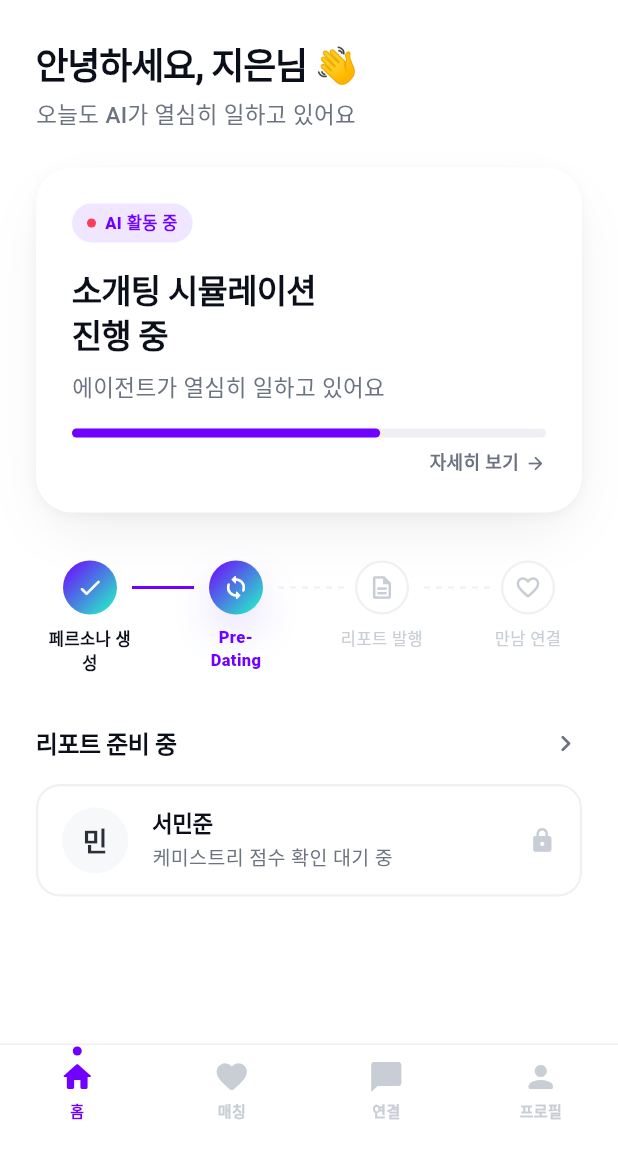
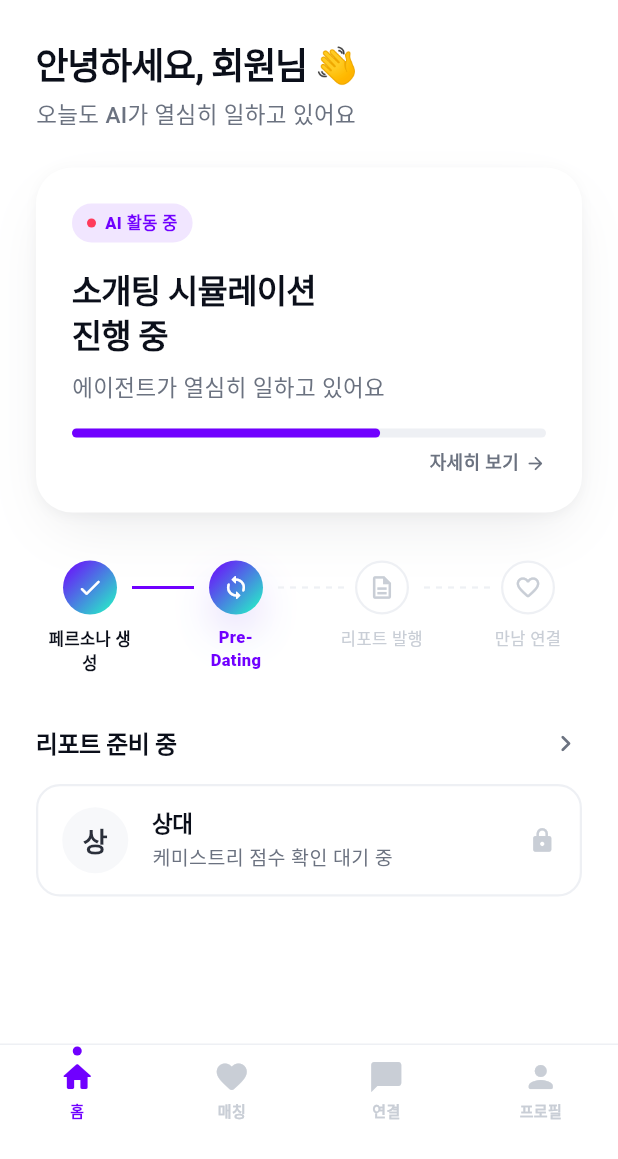
Before and after one commit to hanchaehun/Amori, a Flutter app: the HomeScreen screen opened by its route, on a phone screen of 412 x 824 dp, the part 77-1236 px from its top. Run offline on Flutter 3.47's test engine with Material 3 defaults, Android fonts, the phone set to English and light mode, and no system bars; our stand-ins replace firebase_auth, firebase_core, firebase_messaging, flutter_dotenv, go_router; accounts and stored records are empty; network calls fail.

Commit message:
refactor: 정적 하드코딩 예시 이름 중립화
더미 데이터와 무관하게 화면에 직접 박혀 있던 예시 인물 이름을 역할 라벨로 교체.
- home·profile·agent_chat: 서민준/이지은/지은 등 → 상대/회원/나/내 AI
- feedback·meet_request_receive: 민준/이지은 → 상대
- push_preview 알림 미리보기, request_declined/status/timeout 기본 파라미터 → 상대

Co-Authored-By: Claude Opus 4.8 (1M context) <noreply@anthropic.com>

```diff
--- a/lib/features/home/agent_chat_screen.dart
+++ b/lib/features/home/agent_chat_screen.dart
@@ -31,10 +31,10 @@ class _ChatMessage {
   final String? signal;
 }
 
-const _meName = '지은-AI';
-const _meInitial = '지';
-const _fallbackThemName = '민준-AI';
-const _fallbackThemInitial = '민';
+const _meName = '내 AI';
+const _meInitial = '나';
+const _fallbackThemName = '상대 AI';
+const _fallbackThemInitial = '상';
 
 // 백엔드에 닿지 못할 때(오프라인 / dev 미설정)만 보여줄 폴백 더미 대화.
 const List<_ChatMessage> _fallbackMessages = [
--- a/lib/features/home/home_screen.dart
+++ b/lib/features/home/home_screen.dart
@@ -164,7 +164,7 @@ class _HomeScreenState extends State<HomeScreen> {
             ),
             sliver: SliverList(
               delegate: SliverChildListDelegate([
-                const _Greeting(name: '지은'),
+                const _Greeting(name: '회원'),
                 AppSpacing.vLg,
                 _HeroAICard(data: _hero, onTap: _openConnect),
                 if (_showDailyQuestion) ...[
@@ -810,7 +810,7 @@ class _LockedMatchCardState extends State<_LockedMatchCard> {
                 ),
                 alignment: Alignment.center,
                 child: Text(
-                  '민',
+                  '상',
                   style: AppTypography.titleMedium.copyWith(
                     color: AppColors.ink700,
                     fontWeight: FontWeight.w900,
@@ -823,7 +823,7 @@ class _LockedMatchCardState extends State<_LockedMatchCard> {
                   crossAxisAlignment: CrossAxisAlignment.start,
                   children: [
                     Text(
-                      '서민준',
+                      '상대',
                       style: AppTypography.titleMedium.copyWith(fontSize: 15),
                     ),
                     AppSpacing.vXxs,
--- a/lib/features/meet/feedback_screen.dart
+++ b/lib/features/meet/feedback_screen.dart
@@ -113,7 +113,7 @@ class _FeedbackScreenState extends State<FeedbackScreen> {
                 AppSpacing.lg,
               ),
               children: [
-                const _Hero(name: '민준', initial: '민', date: '11월 12일 · 성수 카페'),
+                const _Hero(name: '상대', initial: '상', date: '11월 12일 · 성수 카페'),
                 AppSpacing.vXl,
                 _QuestionLabel(n: 1, text: '실제 인상은 어땠나요?'),
                 AppSpacing.vSm,
@@ -139,7 +139,7 @@ class _FeedbackScreenState extends State<FeedbackScreen> {
                 AppSpacing.vSm,
                 _SliderLabels(value: _accuracy),
                 AppSpacing.vXl,
-                _QuestionLabel(n: 3, text: '민준님과 계속 연락하실 건가요?'),
+                _QuestionLabel(n: 3, text: '상대님과 계속 연락하실 건가요?'),
                 AppSpacing.vSm,
                 _NextStepList(
                   value: _nextStep,
--- a/lib/features/meet/meet_request_receive_screen.dart
+++ b/lib/features/meet/meet_request_receive_screen.dart
@@ -14,10 +14,10 @@ import '../../core/widgets/gradient_button.dart';
 class MeetRequestReceiveScreen extends StatelessWidget {
   const MeetRequestReceiveScreen({super.key});
 
-  static const _name = '이지은';
+  static const _name = '상대';
   static const _age = 26;
   static const _location = '서울 · 1.2km 거리';
-  static const _initial = '지';
+  static const _initial = '상';
   static const _score = 88;
   static const _values = 92;
   static const _humor = 85;
--- a/lib/features/meet/request_declined_screen.dart
+++ b/lib/features/meet/request_declined_screen.dart
@@ -13,7 +13,7 @@ import '../../core/widgets/back_app_bar.dart';
 import '../../core/widgets/gradient_button.dart';
 
 class RequestDeclinedScreen extends StatelessWidget {
-  const RequestDeclinedScreen({super.key, this.targetName = '민준'});
+  const RequestDeclinedScreen({super.key, this.targetName = '상대'});
 
   final String targetName;
 
--- a/lib/features/meet/request_status_screen.dart
+++ b/lib/features/meet/request_status_screen.dart
@@ -13,7 +13,7 @@ import '../../core/theme/app_spacing.dart';
 import '../../core/theme/app_typography.dart';
 
 class RequestStatusScreen extends StatefulWidget {
-  const RequestStatusScreen({super.key, this.targetName = '민준'});
+  const RequestStatusScreen({super.key, this.targetName = '상대'});
 
   final String targetName;
 
--- a/lib/features/meet/request_timeout_screen.dart
+++ b/lib/features/meet/request_timeout_screen.dart
@@ -14,8 +14,8 @@ import '../../core/widgets/gradient_button.dart';
 class RequestTimeoutScreen extends StatelessWidget {
   const RequestTimeoutScreen({
     super.key,
-    this.targetName = '서민준',
-    this.targetInitial = '민',
+    this.targetName = '상대',
+    this.targetInitial = '상',
     this.targetAge = 28,
     this.requestDate = '5/3',
     this.expiryDate = '5/4',
--- a/lib/features/profile/profile_screen.dart
+++ b/lib/features/profile/profile_screen.dart
@@ -220,7 +220,7 @@ class _ProfileHero extends StatelessWidget {
             ),
           ),
           AppSpacing.vMd,
-          Text('이지은', style: AppTypography.titleLarge.copyWith(fontSize: 22)),
+          Text('회원', style: AppTypography.titleLarge.copyWith(fontSize: 22)),
           const SizedBox(height: 4),
           Text(
             '26세 · 서울',
@@ -301,7 +301,7 @@ class _AgentCard extends StatelessWidget {
                   crossAxisAlignment: CrossAxisAlignment.start,
                   children: [
                     Text(
-                      "지은's AI",
+                      "내 AI",
                       style: AppTypography.titleMedium.copyWith(fontSize: 15),
                     ),
                     const SizedBox(height: 2),
--- a/lib/features/profile/push_preview_screen.dart
+++ b/lib/features/profile/push_preview_screen.dart
@@ -31,14 +31,14 @@ class PushPreviewScreen extends StatelessWidget {
   static const List<_PushNoti> _notifications = [
     _PushNoti(
       icon: Icons.mark_email_unread_rounded,
-      title: '서민준님이 만남을 신청했어요',
+      title: '상대님이 만남을 신청했어요',
       body: '88점 케미 · "안녕하세요! 프로필에서 영화 취향이..."',
       time: '지금',
       target: AppRoutes.meetRequestReceive,
     ),
     _PushNoti(
       icon: Icons.check_circle_rounded,
-      title: '민준님이 신청을 수락했어요!',
+      title: '상대님이 신청을 수락했어요!',
       body: '대화를 시작해보세요. AI 코치가 도와드릴게요.',
       time: '5분 전',
       target: AppRoutes.chat,
@@ -46,7 +46,7 @@ class PushPreviewScreen extends StatelessWidget {
     _PushNoti(
       icon: Icons.calendar_month_rounded,
       title: '내일 저녁 약속이 있어요',
-      body: '김현우님과 첫 만남 — 채팅에서 확정한 약속이에요',
+      body: '상대님과 첫 만남 — 채팅에서 확정한 약속이에요',
       time: '1시간 전',
       target: AppRoutes.chat, // 약속은 직접 채팅에서 잡는다 (스케줄링 목업 제거)
     ),
```
